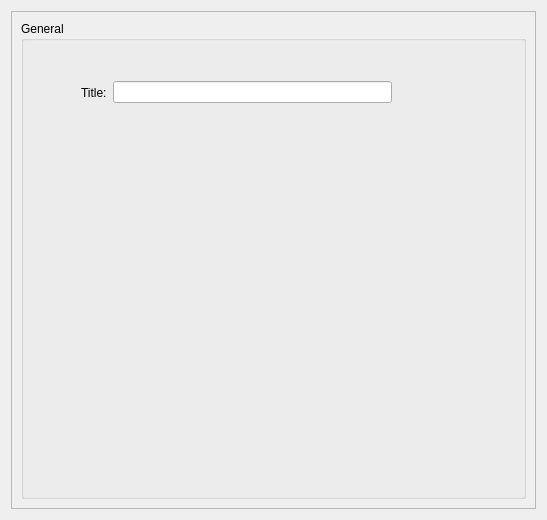
cduffy-tri/ResearchDatabase, file forms/InsertResearchSourceForm/GeneralPageForm.ui: the form before one commit.
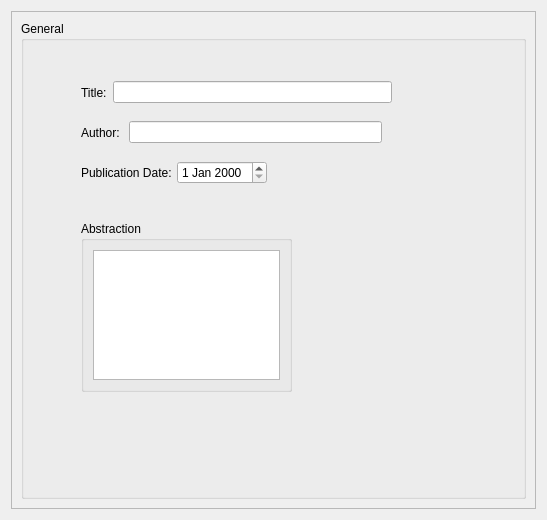
The form after the commit.

The edit to the form file:
```diff
--- a/forms/InsertResearchSourceForm/GeneralPageForm.ui
+++ b/forms/InsertResearchSourceForm/GeneralPageForm.ui
@@ -56,6 +56,68 @@
            </item>
           </layout>
          </widget>
+         <widget class="QGroupBox" name="abstractionGroupBox">
+          <property name="geometry">
+           <rect>
+            <x>60</x>
+            <y>200</y>
+            <width>211</width>
+            <height>171</height>
+           </rect>
+          </property>
+          <property name="title">
+           <string>Abstraction</string>
+          </property>
+          <layout class="QHBoxLayout" name="horizontalLayout_3">
+           <item>
+            <widget class="QTextEdit" name="abstractionTextEdit"/>
+           </item>
+          </layout>
+         </widget>
+         <widget class="QWidget" name="">
+          <property name="geometry">
+           <rect>
+            <x>60</x>
+            <y>100</y>
+            <width>301</width>
+            <height>23</height>
+           </rect>
+          </property>
+          <layout class="QHBoxLayout" name="authorHorizontalLayout">
+           <item>
+            <widget class="QLabel" name="authorLabel">
+             <property name="text">
+              <string>Author: </string>
+             </property>
+            </widget>
+           </item>
+           <item>
+            <widget class="QLineEdit" name="authorLineEdit"/>
+           </item>
+          </layout>
+         </widget>
+         <widget class="QWidget" name="">
+          <property name="geometry">
+           <rect>
+            <x>60</x>
+            <y>140</y>
+            <width>186</width>
+            <height>23</height>
+           </rect>
+          </property>
+          <layout class="QHBoxLayout" name="publicationDateHorizontalLayout">
+           <item>
+            <widget class="QLabel" name="publicationDateLabel">
+             <property name="text">
+              <string>Publication Date: </string>
+             </property>
+            </widget>
+           </item>
+           <item>
+            <widget class="QDateEdit" name="publicationDateEdit"/>
+           </item>
+          </layout>
+         </widget>
         </widget>
        </item>
       </layout>
```
Left out of the diff: 2 changed lines with no effect on the pictures.
